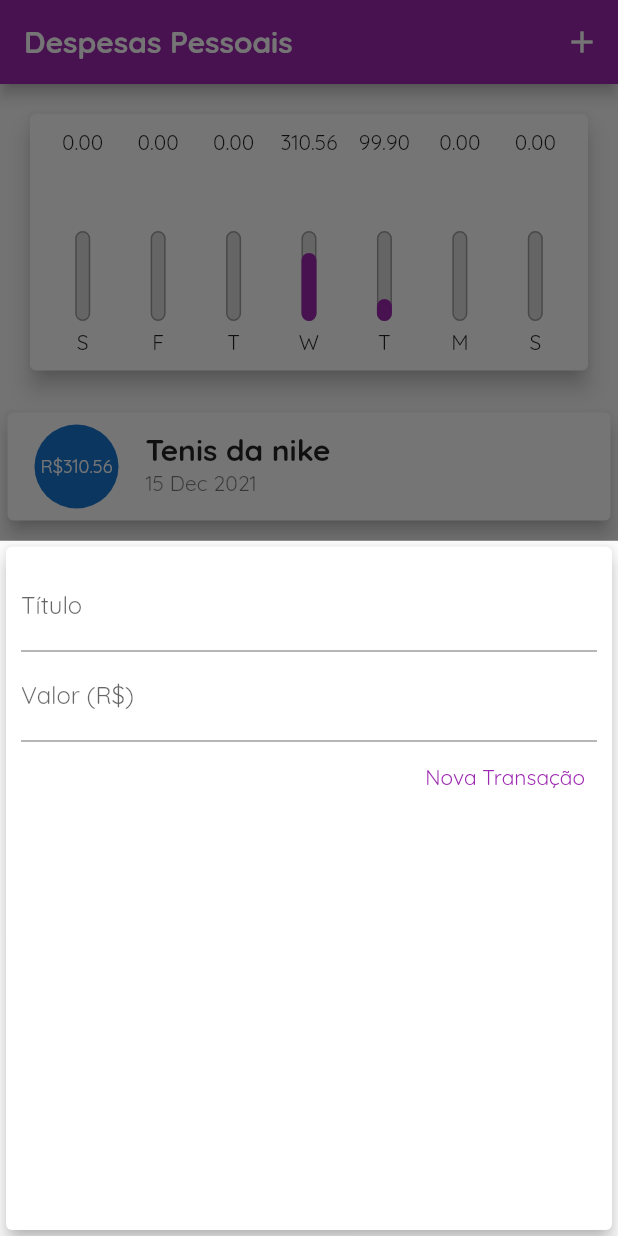
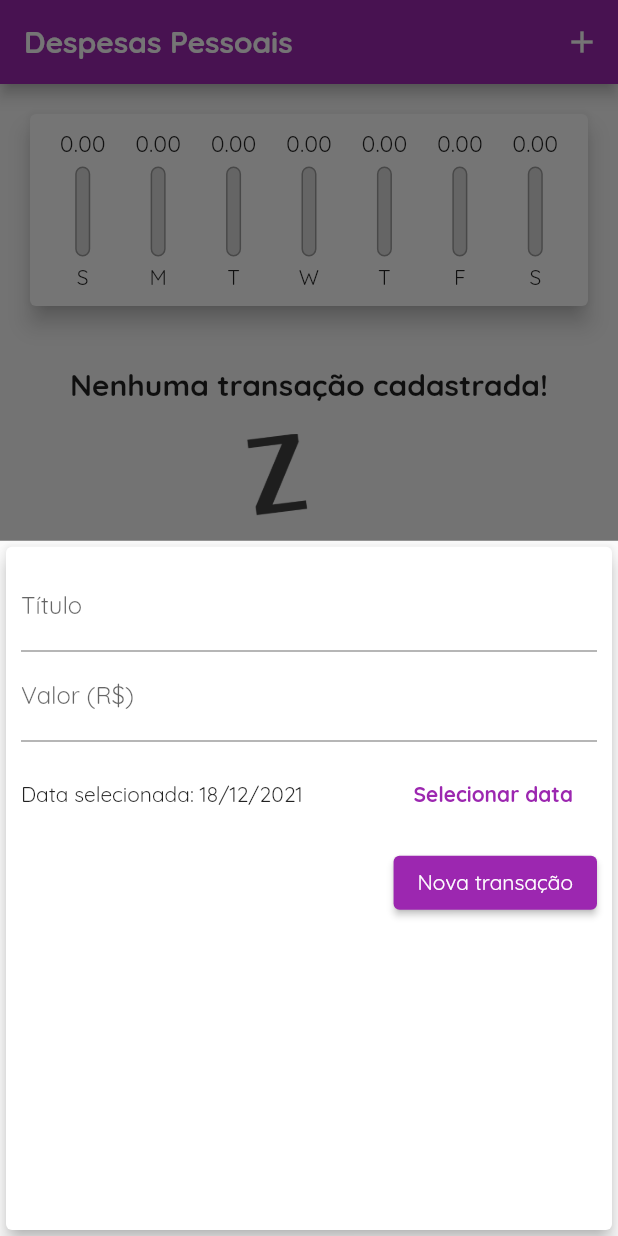
Before and after one commit to MarcelloMonteiro/Despesas-Pessoais, a Flutter app: the screen it shows after launch, after a tap on the "add" icon, on a phone screen of 412 x 824 dp. Run offline on Flutter 3.47's test engine with Material 2 defaults, Android fonts, the phone set to English and light mode, and no system bars.

Commit message:
finalizando primeira parte do app

```diff
--- a/lib/components/chart.dart
+++ b/lib/components/chart.dart
@@ -31,7 +31,7 @@ class Chart extends StatelessWidget {
         'day': DateFormat.E().format(weekDay)[0],
         'value': totalSum,
       };
-    });
+    }).reversed.toList();
   }
 
   double get _weekTotalValue {
@@ -55,7 +55,8 @@ class Chart extends StatelessWidget {
               child: ChartBar(
                 label: tr['day'],
                 value: tr['value'],
-                percentage: tr['value'] / _weekTotalValue,
+                percentage:
+                    _weekTotalValue == 0 ? 0 : tr['value'] / _weekTotalValue,
               ),
             );
           }).toList(),
--- a/lib/components/chart_bar.dart
+++ b/lib/components/chart_bar.dart
@@ -15,10 +15,13 @@ class ChartBar extends StatelessWidget {
   Widget build(BuildContext context) {
     return Column(
       children: <Widget>[
-        FittedBox(
-          child: Text('${value.toStringAsFixed(2)}'),
+        Container(
+          height: 20,
+          child: FittedBox(
+            child: Text('${value.toStringAsFixed(2)}'),
+          ),
         ),
-        SizedBox(height: 50),
+        SizedBox(height: 5),
         Container(
           height: 60,
           width: 10,
--- a/lib/components/transaction_form.dart
+++ b/lib/components/transaction_form.dart
@@ -1,7 +1,9 @@
 import 'package:flutter/material.dart';
 
+import 'package:intl/intl.dart';
+
 class TransactionForm extends StatefulWidget {
-  final void Function(String, double) onSubmit;
+  final void Function(String, double, DateTime) onSubmit;
 
   TransactionForm(this.onSubmit);
 
@@ -10,19 +12,38 @@ class TransactionForm extends StatefulWidget {
 }
 
 class _TransactionFormState extends State<TransactionForm> {
-  final titleController = TextEditingController();
+  final _titleController = TextEditingController();
 
-  final valueController = TextEditingController();
+  final _valueController = TextEditingController();
+
+  var _selectedDate = DateTime.now();
+  //late DateTime _selectedDate;
 
   _submitForm() {
-    final title = titleController.text;
-    final value = double.tryParse(valueController.text) ?? 0.0;
+    final title = _titleController.text;
+    final value = double.tryParse(_valueController.text) ?? 0.0;
 
-    if (title.isEmpty || value <= 0) {
+    if (title.isEmpty || value <= 0 || _selectedDate == null) {
       return;
     }
 
-    widget.onSubmit(title, value);
+    widget.onSubmit(title, value, _selectedDate);
+  }
+
+  _showDatePicker() {
+    showDatePicker(
+      context: context,
+      initialDate: DateTime.now(),
+      firstDate: DateTime(2019),
+      lastDate: DateTime.now(),
+    ).then((pickedDate) {
+      if (pickedDate == null) {
+        return;
+      }
+      setState(() {
+        _selectedDate = pickedDate;
+      });
+    });
   }
 
   @override
@@ -34,31 +55,55 @@ class _TransactionFormState extends State<TransactionForm> {
         child: Column(
           children: <Widget>[
             TextField(
-              controller: titleController,
+              controller: _titleController,
               onSubmitted: (_) => _submitForm(),
               decoration: InputDecoration(
                 labelText: 'Título',
               ),
             ),
             TextField(
-              controller: valueController,
+              controller: _valueController,
               keyboardType: TextInputType.numberWithOptions(decimal: true),
               onSubmitted: (_) => _submitForm(),
               decoration: InputDecoration(
                 labelText: 'Valor (R\$)',
               ),
             ),
+            Container(
+              height: 70,
+              child: Row(
+                children: <Widget>[
+                  Expanded(
+                    child: Text(
+                      _selectedDate == null
+                          ? 'Nenhuma data selecionada!'
+                          : 'Data selecionada: ${DateFormat('dd/MM/y').format(_selectedDate)}',
+                    ),
+                  ),
+                  FlatButton(
+                    textColor: Colors.purple,
+                    child: Text(
+                      'Selecionar data',
+                      style: TextStyle(
+                        fontWeight: FontWeight.bold,
+                      ),
+                    ),
+                    onPressed: _showDatePicker,
+                  ),
+                ],
+              ),
+            ),
             Row(
               mainAxisAlignment: MainAxisAlignment.end,
               children: <Widget>[
-                TextButton(
-                  style: TextButton.styleFrom(
-                    primary: Colors.purple, // foreground
+                ElevatedButton(
+                  child: Text('Nova transação'),
+                  style: ElevatedButton.styleFrom(
+                    primary: Colors.purple,
+                    onPrimary: Colors.white,
                   ),
-                  child: Text('Nova Transação'),
-                  // color: Colors.purple),
                   onPressed: _submitForm,
-                )
+                ),
               ],
             )
           ],
--- a/lib/components/transaction_list.dart
+++ b/lib/components/transaction_list.dart
@@ -4,8 +4,9 @@ import 'package:intl/intl.dart';
 
 class TransactionList extends StatelessWidget {
   final List<Transaction> transaction;
+  final void Function(String) onRemeve;
 
-  TransactionList(this.transaction);
+  TransactionList(this.transaction, this.onRemeve);
 
   @override
   Widget build(BuildContext context) {
@@ -58,7 +59,12 @@ class TransactionList extends StatelessWidget {
                       style: Theme.of(context).textTheme.headline6,
                     ),
                     subtitle: Text(
-                      DateFormat('d MMM y').format(tr.date),
+                      DateFormat('dd MMM y').format(tr.date),
+                    ),
+                    trailing: IconButton(
+                      icon: Icon(Icons.delete),
+                      color: Colors.red,
+                      onPressed: () => onRemeve(tr.id),
                     ),
                   ),
                 );
--- a/lib/main.dart
+++ b/lib/main.dart
@@ -38,20 +38,7 @@ class MyhomePage extends StatefulWidget {
 }
 
 class _MyhomePageState extends State<MyhomePage> {
-  final List<Transaction> _transactions = [
-    Transaction(
-      id: 't1',
-      title: 'Tenis da nike',
-      value: 310.56,
-      date: DateTime.now().subtract(Duration(days: 3)),
-    ),
-    Transaction(
-      id: 't2',
-      title: 'Camisa',
-      value: 99.90,
-      date: DateTime.now().subtract(Duration(days: 4)),
-    ),
-  ];
+  final List<Transaction> _transactions = [];
 
   List<Transaction> get _recentTrasactions {
     return _transactions.where((tr) {
@@ -61,12 +48,12 @@ class _MyhomePageState extends State<MyhomePage> {
     }).toList();
   }
 
-  _addTransaction(String title, double value) {
+  _addTransaction(String title, double value, DateTime date) {
     final newTransaction = Transaction(
       id: Random().nextDouble().toString(),
       title: title,
       value: value,
-      date: DateTime.now(),
+      date: date,
     );
 
     setState(() {
@@ -74,6 +61,12 @@ class _MyhomePageState extends State<MyhomePage> {
     });
 
     Navigator.of(context).pop();
+  }
+
+  _removeTransaction(String id) {
+    setState(() {
+      _transactions.removeWhere((tr) => tr.id == id);
+    });
   }
 
   _openTransactionFormModal(BuildContext context) {
@@ -102,7 +95,7 @@ class _MyhomePageState extends State<MyhomePage> {
           crossAxisAlignment: CrossAxisAlignment.stretch,
           children: <Widget>[
             Chart(_recentTrasactions),
-            TransactionList(_transactions),
+            TransactionList(_transactions, _removeTransaction),
           ],
         ),
       ),
```
